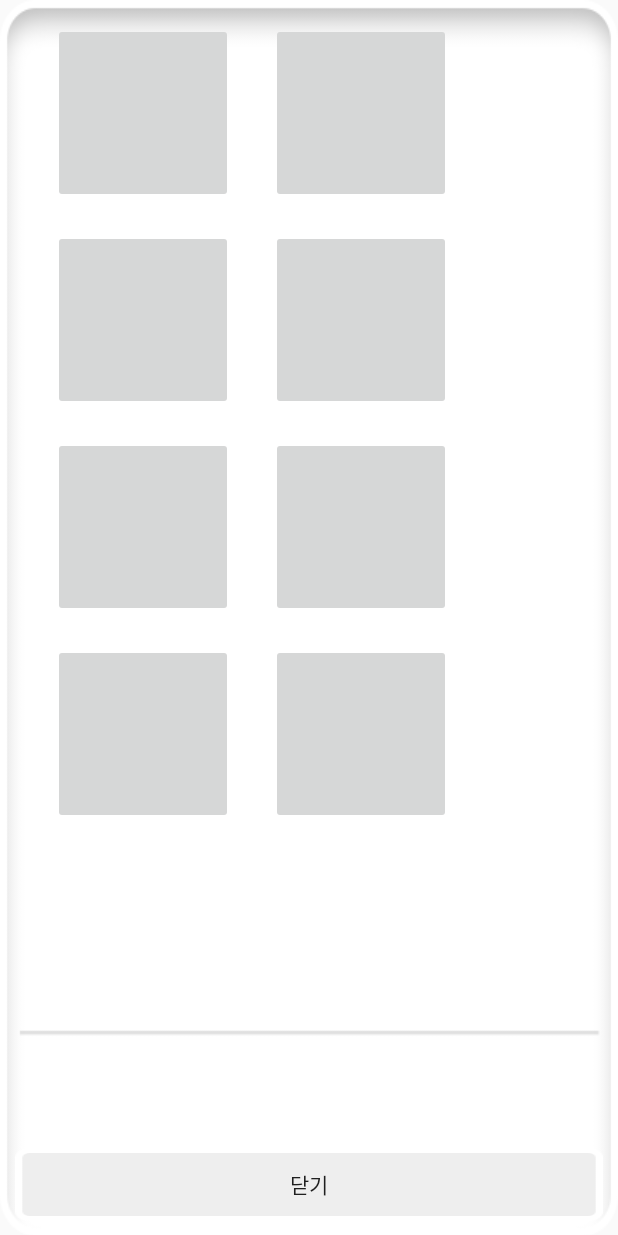
After one commit to astral2156/Callivoice, an Android app: the layout activity_popup_emoticon_back.xml on its own in the app's theme, with its tools: preview values and no code run, on a phone screen of 412 x 824 dp. The commit adds this screen. Run offline under Robolectric (Android 15) with nearby library versions, the phone set to English and light mode, and no system bars.

Commit message:
add emoticon screen

```diff
--- a/callivoice_app/src/main/AndroidManifest.xml
+++ b/callivoice_app/src/main/AndroidManifest.xml
@@ -43,6 +43,7 @@
         <activity android:name=".SettingActivity" />
         <activity android:name=".EmotionRecognitionActivity" />
         <activity android:name=".EditResultActivity" />
+        <activity android:name=".PopupEmoticonActivity"/>
         <activity
             android:name=".PopupFontActivity"
             android:theme="@style/AppTheme.CustomTheme" />
--- a/callivoice_app/src/main/res/layout/activity_edit_result.xml
+++ b/callivoice_app/src/main/res/layout/activity_edit_result.xml
@@ -13,7 +13,8 @@
         android:layout_alignParentTop="true"
         android:layout_centerHorizontal="true"
         android:layout_marginTop="35dp"
-        android:background="@drawable/button_editresult_emoticon" />
+        android:background="@drawable/button_editresult_emoticon"
+        android:onClick="onimoticonClicked" />
 
     <ImageView
         android:id="@+id/imageView2"
--- /dev/null
+++ b/callivoice_app/src/main/res/layout/activity_popup_emoticon_back.xml
@@ -0,0 +1,101 @@
+<?xml version="1.0" encoding="utf-8"?>
+<RelativeLayout xmlns:android="http://schemas.android.com/apk/res/android"
+    xmlns:app="http://schemas.android.com/apk/res-auto"
+    android:id="@+id/popup_element"
+    android:layout_width="wrap_content"
+    android:layout_height="wrap_content"
+    android:layout_centerInParent="true"
+    android:background="@drawable/popupwindow_editresult_font"
+    android:orientation="vertical"
+    android:padding="10sp">
+
+    <Button
+        android:id="@+id/closePopupBtn"
+        android:layout_width="fill_parent"
+        android:layout_height="wrap_content"
+        android:layout_alignParentBottom="true"
+        android:layout_centerHorizontal="true"
+        android:layout_marginBottom="15dp"
+        android:background="@drawable/button_editresult_fontbutton2"
+        android:gravity="center_vertical|center_horizontal"
+        android:text="닫기" />
+
+
+    <Button
+        android:id="@+id/emBtn1"
+        android:layout_width="120dp"
+        android:layout_height="120dp"
+        android:layout_alignParentStart="true"
+        android:layout_alignParentTop="true"
+        android:layout_marginStart="25dp"
+        android:layout_marginTop="5dp"
+        app:srcCompat="@drawable/button_main_option" />
+
+
+    <Button
+        android:id="@+id/emBtn2"
+        android:layout_width="120dp"
+        android:layout_height="120dp"
+        android:layout_alignTop="@+id/emBtn1"
+        android:layout_marginStart="25dp"
+        android:layout_toEndOf="@+id/emBtn1"
+        app:srcCompat="@drawable/button_main_option" />
+
+
+    <Button
+        android:id="@+id/emBtn5"
+        android:layout_width="120dp"
+        android:layout_height="120dp"
+        android:layout_alignStart="@+id/emBtn1"
+        android:layout_below="@+id/emBtn1"
+        android:layout_marginTop="18dp"
+        app:srcCompat="@drawable/button_main_option" />
+
+    <Button
+        android:id="@+id/emBtn6"
+        android:layout_width="120dp"
+        android:layout_height="120dp"
+        android:layout_alignTop="@+id/emBtn5"
+        android:layout_marginStart="25dp"
+        android:layout_toEndOf="@+id/emBtn5"
+        app:srcCompat="@drawable/button_main_option" />
+
+
+    <Button
+        android:id="@+id/emBtn9"
+        android:layout_width="120dp"
+        android:layout_height="120dp"
+        android:layout_alignStart="@+id/emBtn5"
+        android:layout_below="@+id/emBtn5"
+        android:layout_marginTop="18dp"
+        app:srcCompat="@drawable/button_main_option" />
+
+    <Button
+        android:id="@+id/emBtn10"
+        android:layout_width="120dp"
+        android:layout_height="120dp"
+        android:layout_alignTop="@+id/emBtn9"
+        android:layout_marginStart="25dp"
+        android:layout_toEndOf="@+id/emBtn9"
+        app:srcCompat="@drawable/button_main_option" />
+
+    <Button
+        android:id="@+id/emBtn13"
+        android:layout_width="120dp"
+        android:layout_height="120dp"
+        android:layout_alignStart="@+id/emBtn9"
+        android:layout_below="@+id/emBtn9"
+        android:layout_marginTop="18dp"
+        app:srcCompat="@drawable/button_main_option" />
+
+    <Button
+        android:id="@+id/emBtn14"
+        android:layout_width="120dp"
+        android:layout_height="120dp"
+        android:layout_alignTop="@+id/emBtn13"
+        android:layout_marginStart="25dp"
+        android:layout_toEndOf="@+id/emBtn13"
+        app:srcCompat="@drawable/button_main_option" />
+
+
+</RelativeLayout>
```
Also changed, not shown: callivoice_app/src/main/java/com/example/callivoice/EditResultActivity.java (+17 -6 lines), callivoice_app/src/main/java/com/example/callivoice/PopupEmoticonActivity.java (added, +77 -0 lines).
